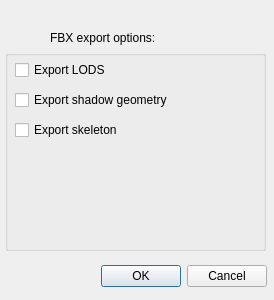
NicksWorld/MetroTools, file apps/MetroME/ui/exportfbxdlg.ui: the form before one commit.
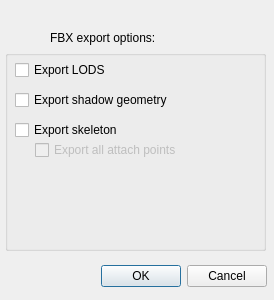
The form after the commit. Icons and pictures are not drawn.

Commit message: + added support for skeleton export to GLTF exporter + added materials loading for the level geometry + [MetroME] added export of all attach points for FBX + [MetroPAK] added ability to properly extract patch archives

```diff
--- a/apps/MetroME/ui/exportfbxdlg.ui
+++ b/apps/MetroME/ui/exportfbxdlg.ui
@@ -102,6 +102,22 @@
      <string>Export skeleton</string>
     </property>
    </widget>
+   <widget class="QCheckBox" name="chkExportAllAttachPoints">
+    <property name="enabled">
+     <bool>false</bool>
+    </property>
+    <property name="geometry">
+     <rect>
+      <x>30</x>
+      <y>90</y>
+      <width>201</width>
+      <height>20</height>
+     </rect>
+    </property>
+    <property name="text">
+     <string>Export all attach points</string>
+    </property>
+   </widget>
   </widget>
   <widget class="QLabel" name="label_2">
    <property name="geometry">
```
The commit also changes 20 other files.
